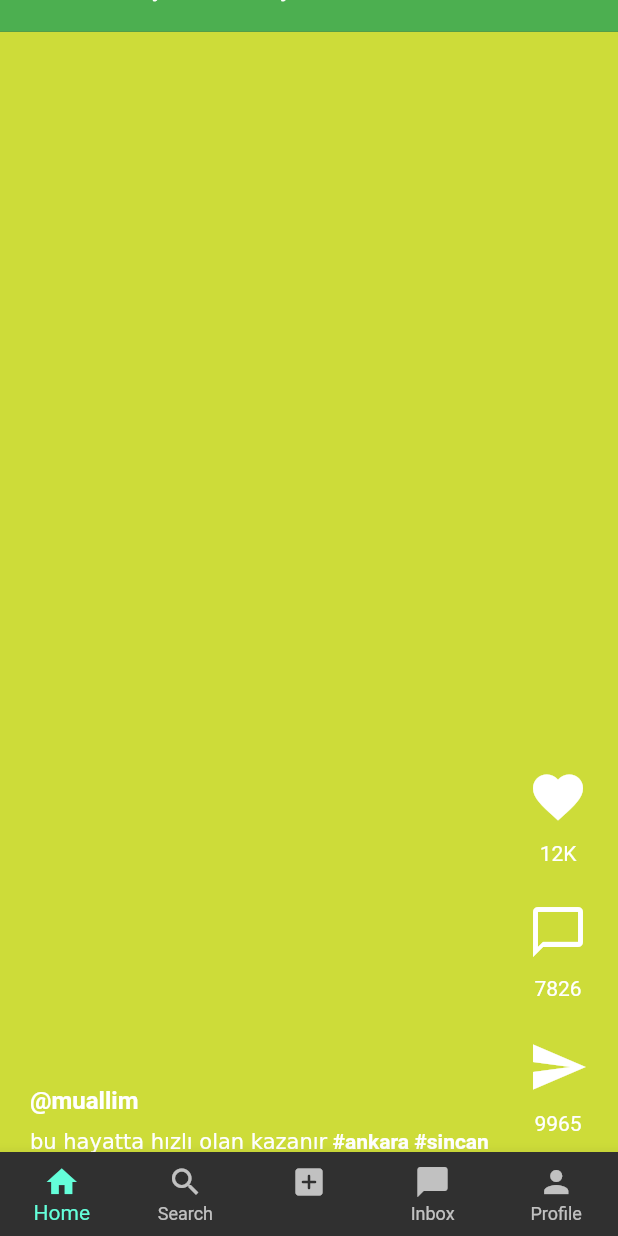
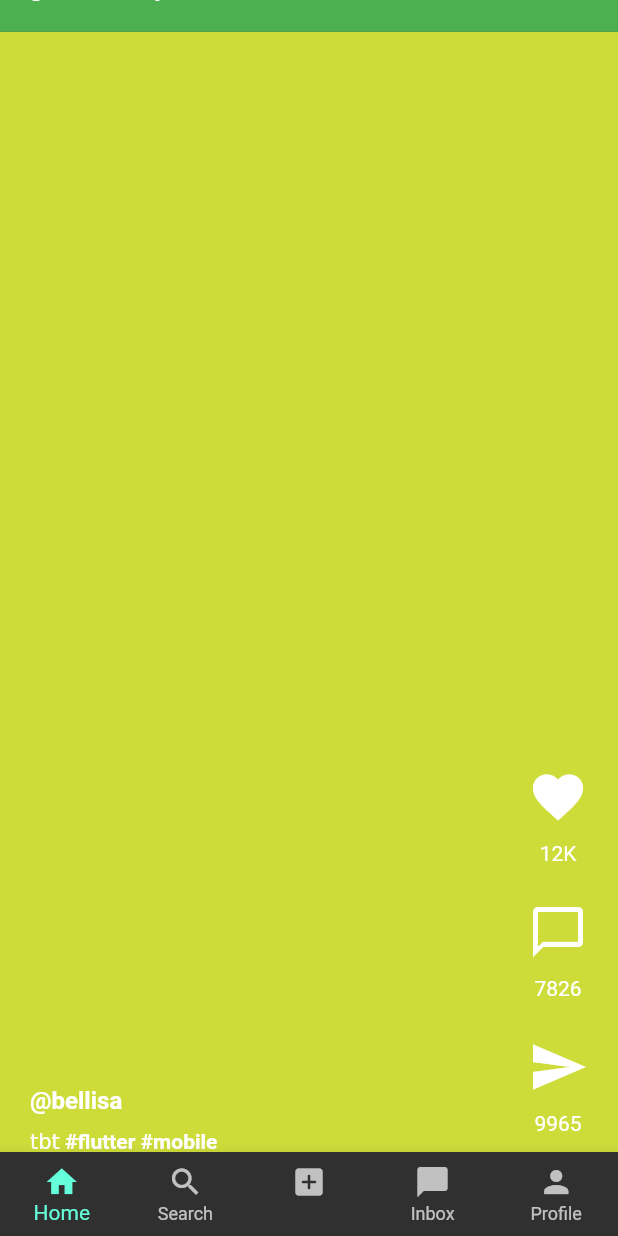
Before and after one commit to ozreyyiz/tiktok_basic_ui, a Flutter app: the screen it shows after launch, scrolled down 576 dp, on a phone screen of 412 x 824 dp. Run offline on Flutter 3.47's test engine with Material 2 defaults, Android fonts, the phone set to English and light mode, and no system bars.

Commit message:
second merge

```diff
--- a/lib/posts/mypost_1.dart
+++ b/lib/posts/mypost_1.dart
@@ -8,11 +8,11 @@ class MyPost1 extends StatelessWidget {
   @override
   Widget build(BuildContext context) {
     return PostTemplate(
-      username: "reyyiz",
+      username: "jack",
       numberOfLikes: "125",
       numberOfComments: "25",
       numberOfShares: "30",
-      videoDescription: "arabada beş evde onbeş",
+      videoDescription: "good old days",
       userPost: Container(
         color: Colors.green,
       ),
--- a/lib/posts/mypost_2.dart
+++ b/lib/posts/mypost_2.dart
@@ -7,11 +7,11 @@ class MyPost2 extends StatelessWidget {
   @override
   Widget build(BuildContext context) {
     return PostTemplate(
-      username: "muallim",
+      username: "bellisa",
       numberOfLikes: "12K",
       numberOfComments: "7826",
       numberOfShares: "9965",
-      videoDescription: "bu hayatta hızlı olan kazanır",
+      videoDescription: "tbt",
       userPost: Container(
         color: Colors.lime,
       ),
--- a/lib/posts/mypost_3.dart
+++ b/lib/posts/mypost_3.dart
@@ -7,11 +7,11 @@ class MyPost3 extends StatelessWidget {
   @override
   Widget build(BuildContext context) {
     return PostTemplate(
-      username: "hafız",
+      username: "reyyiz",
       numberOfLikes: "500M",
       numberOfComments: "1M",
       numberOfShares: "300K",
-      videoDescription: "borusana girmiş çalışıyo",
+      videoDescription: "arabada beş evde onbeş",
       userPost: Container(
         color: Colors.brown,
       ),
--- a/lib/widgets/post_template.dart
+++ b/lib/widgets/post_template.dart
@@ -49,7 +49,7 @@ class PostTemplate extends StatelessWidget {
                     text: TextSpan(children:  [
                       TextSpan(text: videoDescription),
                       TextSpan(
-                          text: " #ankara #sincan",
+                          text: " #flutter #mobile",
                           style: TextStyle(
                             fontWeight: FontWeight.bold,
                           )),
```
